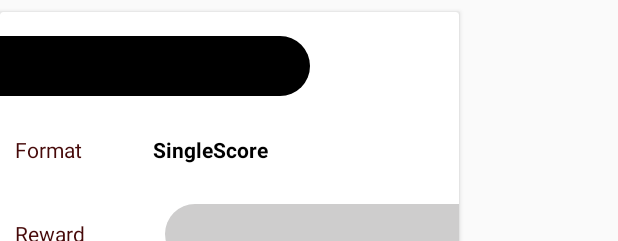
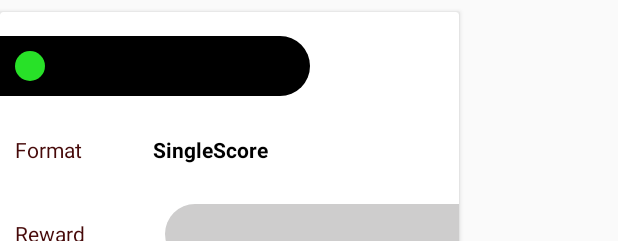
Before and after one commit to DavidZhng/Swept, an Android app: the layout stake_item.xml on its own in the app's theme, with its tools: preview values and no code run, on a phone screen of 412 x 824 dp. Shown: the top 241 px of the screen. Run offline under Robolectric (Android 15) with nearby library versions, the phone set to English and light mode, and no system bars.

Commit message:
Added status lights, fixed status text errors

```diff
--- a/app/src/main/java/com/dz/swept/StakeAdapter.java
+++ b/app/src/main/java/com/dz/swept/StakeAdapter.java
@@ -6,6 +6,7 @@ import android.content.DialogInterface;
 import android.content.Intent;
 import android.graphics.Color;
 import android.support.annotation.NonNull;
+import android.support.v4.content.ContextCompat;
 import android.support.v4.widget.SwipeRefreshLayout;
 import android.support.v7.widget.RecyclerView;
 import android.text.Layout;
@@ -83,12 +84,14 @@ public class StakeAdapter extends RecyclerView.Adapter<StakeViewHolder> {
             public void onClick(View view) {
                 if(holder.tvStatus.getText().toString().equals("Closed")){
                     Toast.makeText(mainActivity.getBaseContext(), "Entries for this stake have been closed.", Toast.LENGTH_SHORT).show();
+
                 }
                 if(holder.tvStatus.getText().toString().equals("Finished")){
                     Toast.makeText(mainActivity.getBaseContext(), "This stake has been finished.Check results now!", Toast.LENGTH_SHORT).show();
                 }
                 else{
                     enterStake(position);
+
                 }
             }
 
@@ -122,15 +125,18 @@ public class StakeAdapter extends RecyclerView.Adapter<StakeViewHolder> {
             }
         });
         Log.d("Stakeadapter","second");
-
+        System.out.println(holder.tvStakeName.getText().toString() + holder.tvStatus.getText().toString());
         if( holder.tvStatus.getText().toString().equals("Closed")){
             holder.tvStatus.setTextColor(Color.RED);
+            holder.tvStatusLight.setBackground(ContextCompat.getDrawable(mainActivity.getBaseContext(), R.drawable.et_stylered));
         }
         if( holder.tvStatus.getText().toString().equals("Finished")){
             holder.tvStatus.setTextColor(Color.GRAY);
+            holder.tvStatusLight.setBackground(ContextCompat.getDrawable(mainActivity.getBaseContext(), R.drawable.et_stylegray));
         }
-        else{
+        if( holder.tvStatus.getText().toString().equals("Ongoing")){
             holder.tvStatus.setTextColor(Color.GREEN);
+            holder.tvStatusLight.setBackground(ContextCompat.getDrawable(mainActivity.getBaseContext(), R.drawable.et_stylegreen));
         }
 
     }
--- a/app/src/main/java/com/dz/swept/StakeViewHolder.java
+++ b/app/src/main/java/com/dz/swept/StakeViewHolder.java
@@ -18,7 +18,7 @@ import com.google.firebase.firestore.FirebaseFirestore;
 
 public class StakeViewHolder extends RecyclerView.ViewHolder {
 
-    public TextView tvStakeName, tvFormat, tvCreator, tvParticipants, tvStatus, tvReward;
+    public TextView tvStakeName, tvFormat, tvCreator, tvParticipants, tvStatus, tvReward, tvStatusLight;
     public Button btnEnterStake,btnConfigStake, btnView;
 
 
@@ -35,6 +35,7 @@ public class StakeViewHolder extends RecyclerView.ViewHolder {
         btnEnterStake = itemView.findViewById(R.id.btnEnterStake);
         btnConfigStake = itemView.findViewById(R.id.btnConfigStake);
         btnView = itemView.findViewById(R.id.btnView);
+        tvStatusLight = itemView.findViewById(R.id.tvStatusLight);
 
 
 
--- /dev/null
+++ b/app/src/main/res/drawable-v24/et_stylegray.xml
@@ -0,0 +1,7 @@
+<?xml version="1.0" encoding="utf-8"?>
+<shape xmlns:android="http://schemas.android.com/apk/res/android">
+    <solid android:color="#878485" />
+    <corners android:radius="30dp" />
+    <padding android:right="10dp" android:top="10dp" android:bottom="10dp" android:left="15dp" />
+
+</shape>
--- /dev/null
+++ b/app/src/main/res/drawable-v24/et_stylegreen.xml
@@ -0,0 +1,7 @@
+<?xml version="1.0" encoding="utf-8"?>
+<shape xmlns:android="http://schemas.android.com/apk/res/android">
+    <solid android:color="#28e128" />
+    <corners android:radius="30dp" />
+    <padding android:right="10dp" android:top="10dp" android:bottom="10dp" android:left="15dp" />
+
+</shape>
--- /dev/null
+++ b/app/src/main/res/drawable-v24/et_stylered.xml
@@ -0,0 +1,7 @@
+<?xml version="1.0" encoding="utf-8"?>
+<shape xmlns:android="http://schemas.android.com/apk/res/android">
+    <solid android:color="#ed2233" />
+    <corners android:radius="30dp" />
+    <padding android:right="10dp" android:top="10dp" android:bottom="10dp" android:left="15dp" />
+
+</shape>
--- a/app/src/main/res/layout/stake_item.xml
+++ b/app/src/main/res/layout/stake_item.xml
@@ -222,4 +222,21 @@
 
     </LinearLayout>
 
+
+    <TextView
+        android:id="@+id/tvStatusLight"
+        android:layout_width="20dp"
+        android:layout_height="20dp"
+        android:layout_marginBottom="16dp"
+        android:layout_marginEnd="8dp"
+        android:layout_marginLeft="8dp"
+        android:layout_marginRight="8dp"
+        android:layout_marginStart="10dp"
+        android:layout_marginTop="26dp"
+        android:background="@drawable/et_stylegreen"
+        android:ems="10"
+        android:gravity="center"
+        android:textColor="@color/colorPrimary" />
+
+
 </android.support.v7.widget.CardView>
```
